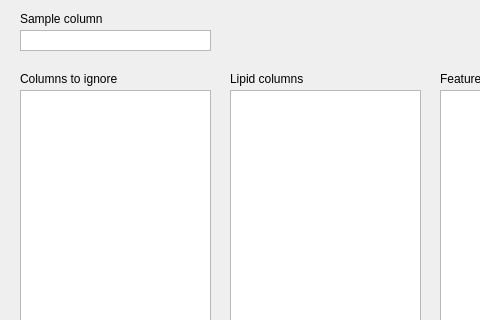
Qt form ui/importdatatable.ui (lifs-tools/lipidspace) before a commit; both pictures show x 0 to 480 and y 0 to 320 of the 649 by 521 pixel window.
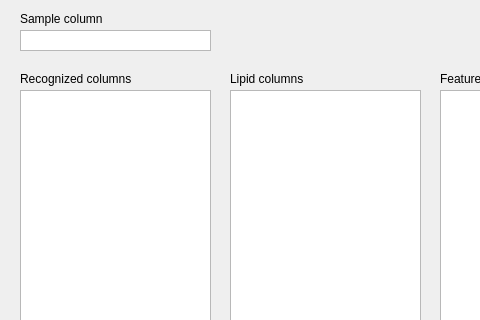
The same form after that commit. Custom widgets are drawn as their Qt base class.

```diff
--- a/ui/importdatatable.ui
+++ b/ui/importdatatable.ui
@@ -74,12 +74,12 @@
     <rect>
      <x>20</x>
      <y>70</y>
-     <width>121</width>
+     <width>141</width>
      <height>18</height>
     </rect>
    </property>
    <property name="text">
-    <string>Columns to ignore</string>
+    <string>Recognized columns</string>
    </property>
   </widget>
   <widget class="QLabel" name="label_2">
```
